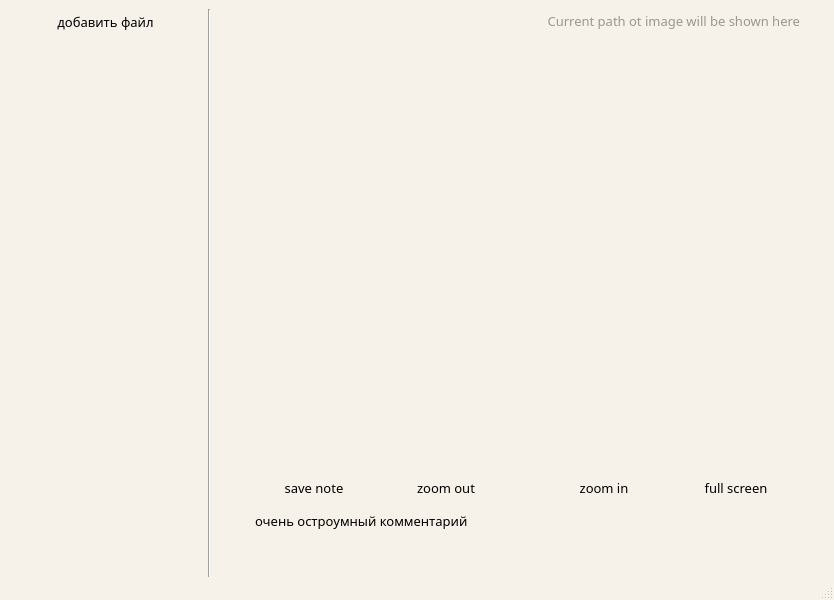
This is interface.ui in exzeest/theinternational1 as Qt 5 draws it before an edit. The edited form follows.
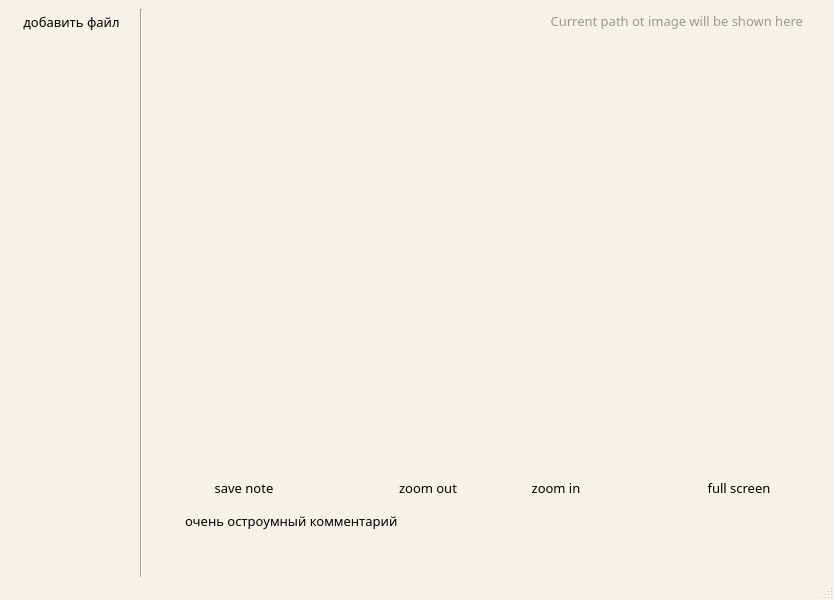
This is the edited form. Icons and pictures are not drawn.

Commit message: Подключили кнопки zoom in, zoom out. Некоторые косметические изменения и рефакторинг.

What changed in the file:
```diff
--- a/interface.ui
+++ b/interface.ui
@@ -198,7 +198,7 @@
      <family>Droid Sans Devanagari</family>
     </font>
    </property>
-   <layout class="QGridLayout" name="gridLayout" rowstretch="0" columnstretch="7,1,1,20,1">
+   <layout class="QGridLayout" name="gridLayout" rowstretch="0" columnstretch="5,1,1,25,1">
     <property name="sizeConstraint">
      <enum>QLayout::SetDefaultConstraint</enum>
     </property>
@@ -384,9 +384,9 @@
      </layout>
     </item>
     <item row="0" column="3">
-     <layout class="QGridLayout" name="gridLayout_2" rowstretch="1,20,1,3">
+     <layout class="QGridLayout" name="gridLayout_2" rowstretch="1,30,1,2">
       <item row="0" column="0">
-       <layout class="QHBoxLayout" name="horizontalLayout_2" stretch="0,0,0,0,0,0,10">
+       <layout class="QHBoxLayout" name="horizontalLayout_2" stretch="0,0,0,0,0,10">
         <item>
          <widget class="QToolButton" name="tB_redact">
           <property name="toolTip">
@@ -601,7 +601,7 @@
        </layout>
       </item>
       <item row="2" column="0">
-       <layout class="QHBoxLayout" name="horizontalLayout_3" stretch="0,4,2,6,0,0,6,2,4,0">
+       <layout class="QHBoxLayout" name="horizontalLayout_3" stretch="1,3,25,3,1,1,3,25,3,1">
         <property name="spacing">
          <number>0</number>
         </property>
@@ -805,38 +805,6 @@
         </item>
        </layout>
       </item>
-      <item row="3" column="0">
-       <widget class="QTextBrowser" name="textBrowser">
-        <property name="enabled">
-         <bool>true</bool>
-        </property>
-        <property name="font">
-         <font>
-          <family>Droid Sans</family>
-          <pointsize>10</pointsize>
-          <weight>50</weight>
-          <italic>false</italic>
-          <bold>false</bold>
-         </font>
-        </property>
-        <property name="styleSheet">
-         <string notr="true">background-color: rgba(255, 255, 255, 0);</string>
-        </property>
-        <property name="readOnly">
-         <bool>false</bool>
-        </property>
-        <property name="html">
-         <string>&lt;!DOCTYPE HTML PUBLIC &quot;-//W3C//DTD HTML 4.0//EN&quot; &quot;http://www.w3.org/TR/REC-html40/strict.dtd&quot;&gt;
-&lt;html&gt;&lt;head&gt;&lt;meta name=&quot;qrichtext&quot; content=&quot;1&quot; /&gt;&lt;style type=&quot;text/css&quot;&gt;
-p, li { white-space: pre-wrap; }
-&lt;/style&gt;&lt;/head&gt;&lt;body style=&quot; font-family:'Droid Sans'; font-size:10pt; font-weight:400; font-style:normal;&quot;&gt;
-&lt;p style=&quot; margin-top:0px; margin-bottom:0px; margin-left:0px; margin-right:0px; -qt-block-indent:0; text-indent:0px;&quot;&gt;&lt;span style=&quot; font-family:'Sans'; font-weight:200;&quot;&gt;очень остроумный комментарий&lt;/span&gt;&lt;/p&gt;&lt;/body&gt;&lt;/html&gt;</string>
-        </property>
-        <property name="overwriteMode">
-         <bool>true</bool>
-        </property>
-       </widget>
-      </item>
       <item row="1" column="0">
        <widget class="QGraphicsView" name="graphicsView">
         <property name="minimumSize">
@@ -861,7 +829,7 @@
          <enum>Qt::LeftToRight</enum>
         </property>
         <property name="autoFillBackground">
-         <bool>true</bool>
+         <bool>false</bool>
         </property>
         <property name="styleSheet">
          <string notr="true">background-color: rgba(255, 255, 255, 0);</string>
@@ -872,6 +840,12 @@
         <property name="horizontalScrollBarPolicy">
          <enum>Qt::ScrollBarAlwaysOff</enum>
         </property>
+        <property name="sizeAdjustPolicy">
+         <enum>QAbstractScrollArea::AdjustToContents</enum>
+        </property>
+        <property name="renderHints">
+         <set>QPainter::Antialiasing|QPainter::HighQualityAntialiasing|QPainter::SmoothPixmapTransform|QPainter::TextAntialiasing</set>
+        </property>
         <property name="dragMode">
          <enum>QGraphicsView::ScrollHandDrag</enum>
         </property>
@@ -886,6 +860,38 @@
         </property>
        </widget>
       </item>
+      <item row="3" column="0">
+       <widget class="QTextBrowser" name="textBrowser">
+        <property name="enabled">
+         <bool>true</bool>
+        </property>
+        <property name="font">
+         <font>
+          <family>Droid Sans</family>
+          <pointsize>10</pointsize>
+          <weight>50</weight>
+          <italic>false</italic>
+          <bold>false</bold>
+         </font>
+        </property>
+        <property name="styleSheet">
+         <string notr="true">background-color: rgba(255, 255, 255, 0);</string>
+        </property>
+        <property name="readOnly">
+         <bool>false</bool>
+        </property>
+        <property name="html">
+         <string>&lt;!DOCTYPE HTML PUBLIC &quot;-//W3C//DTD HTML 4.0//EN&quot; &quot;http://www.w3.org/TR/REC-html40/strict.dtd&quot;&gt;
+&lt;html&gt;&lt;head&gt;&lt;meta name=&quot;qrichtext&quot; content=&quot;1&quot; /&gt;&lt;style type=&quot;text/css&quot;&gt;
+p, li { white-space: pre-wrap; }
+&lt;/style&gt;&lt;/head&gt;&lt;body style=&quot; font-family:'Droid Sans'; font-size:10pt; font-weight:400; font-style:normal;&quot;&gt;
+&lt;p style=&quot; margin-top:0px; margin-bottom:0px; margin-left:0px; margin-right:0px; -qt-block-indent:0; text-indent:0px;&quot;&gt;&lt;span style=&quot; font-family:'Sans'; font-weight:200;&quot;&gt;очень остроумный комментарий&lt;/span&gt;&lt;/p&gt;&lt;/body&gt;&lt;/html&gt;</string>
+        </property>
+        <property name="overwriteMode">
+         <bool>true</bool>
+        </property>
+       </widget>
+      </item>
      </layout>
     </item>
     <item row="0" column="1">
```
Left out of the diff: 24 changed lines with no effect on the pictures. The commit also changes 4 other files.
